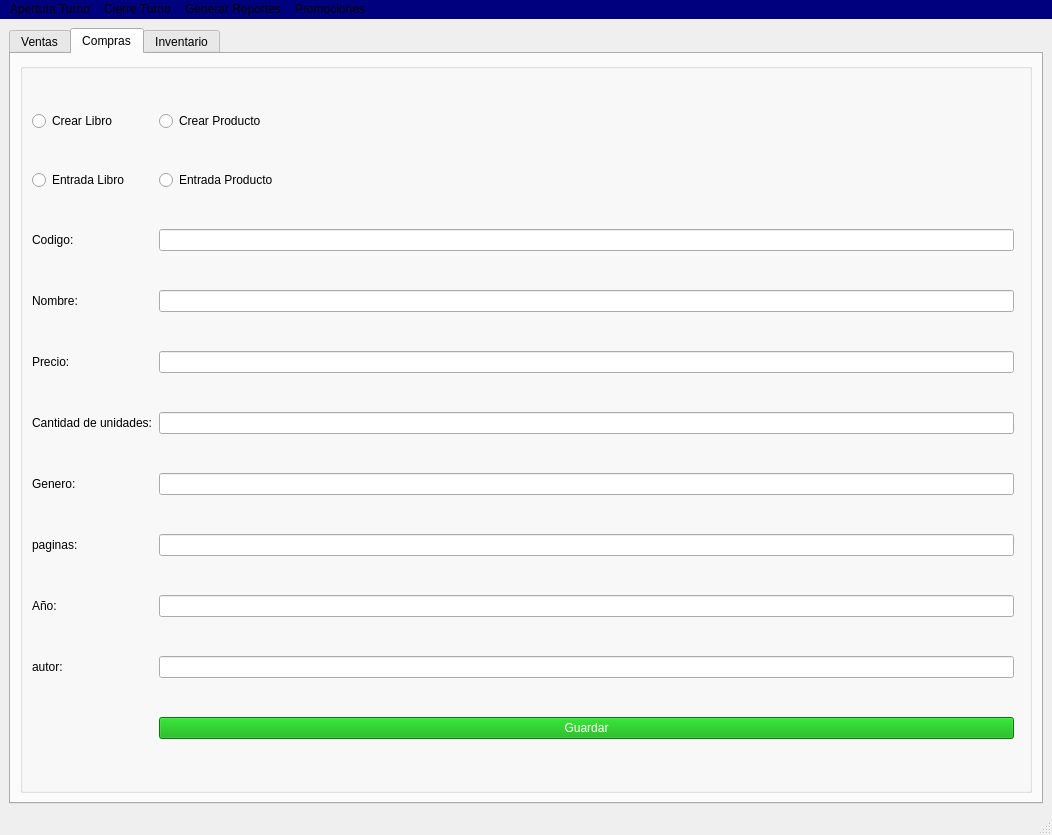
The window that ventanaPrincipal.ui (MatiSalinas/BottiPDV) describes before a commit, drawn with Qt 5.
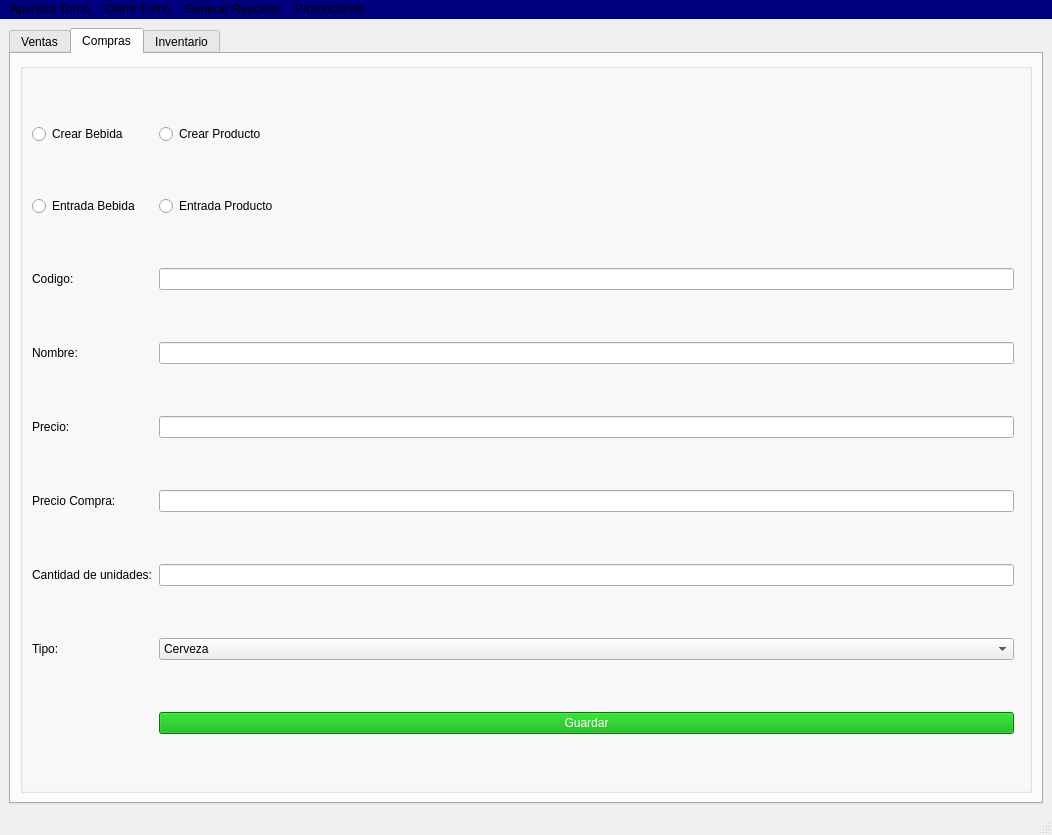
The same window after the commit. The open tabs and pages were chosen to show the change.

Commit message: Porteo a bebidas

```diff
--- a/ventanaPrincipal.ui
+++ b/ventanaPrincipal.ui
@@ -24,7 +24,7 @@
        <string notr="true"/>
       </property>
       <property name="currentIndex">
-       <number>0</number>
+       <number>1</number>
       </property>
       <property name="tabsClosable">
        <bool>false</bool>
@@ -296,126 +296,45 @@
            <string/>
           </property>
           <layout class="QGridLayout" name="gridLayout_2">
-           <item row="8" column="0">
-            <widget class="QLabel" name="label_13">
-             <property name="styleSheet">
-              <string notr="true"/>
-             </property>
-             <property name="text">
-              <string>Año:</string>
-             </property>
-            </widget>
-           </item>
-           <item row="7" column="2">
-            <widget class="QLineEdit" name="ingreso_paginas">
-             <property name="styleSheet">
-              <string notr="true"/>
-             </property>
-            </widget>
-           </item>
-           <item row="9" column="0">
-            <widget class="QLabel" name="label_12">
-             <property name="styleSheet">
-              <string notr="true"/>
-             </property>
-             <property name="text">
-              <string>autor:</string>
-             </property>
-            </widget>
-           </item>
            <item row="1" column="0">
             <widget class="QRadioButton" name="rb_entradaLibro">
              <property name="styleSheet">
               <string notr="true"/>
              </property>
              <property name="text">
-              <string>Entrada Libro</string>
+              <string>Entrada Bebida</string>
              </property>
             </widget>
            </item>
-           <item row="6" column="0">
-            <widget class="QLabel" name="label_8">
-             <property name="styleSheet">
-              <string notr="true"/>
-             </property>
-             <property name="text">
-              <string>Genero:</string>
-             </property>
-            </widget>
-           </item>
-           <item row="4" column="2">
-            <widget class="QLineEdit" name="ingreso_precio">
-             <property name="styleSheet">
-              <string notr="true"/>
-             </property>
-            </widget>
-           </item>
-           <item row="0" column="2" colspan="2">
-            <widget class="QRadioButton" name="rb_CrearProducto">
-             <property name="styleSheet">
-              <string notr="true"/>
-             </property>
-             <property name="text">
-              <string>Crear Producto</string>
-             </property>
-            </widget>
-           </item>
-           <item row="9" column="2">
-            <widget class="QLineEdit" name="ingreso_autor">
-             <property name="styleSheet">
-              <string notr="true"/>
-             </property>
-            </widget>
-           </item>
-           <item row="5" column="2">
-            <widget class="QLineEdit" name="ingreso_cantidad">
-             <property name="enabled">
-              <bool>true</bool>
-             </property>
-             <property name="styleSheet">
-              <string notr="true"/>
-             </property>
-            </widget>
-           </item>
-           <item row="5" column="0" colspan="2">
-            <widget class="QLabel" name="label_7">
-             <property name="enabled">
-              <bool>true</bool>
-             </property>
-             <property name="styleSheet">
-              <string notr="true"/>
-             </property>
-             <property name="text">
-              <string>Cantidad de unidades:</string>
-             </property>
-            </widget>
-           </item>
-           <item row="8" column="2">
-            <widget class="QLineEdit" name="ingreso_anio">
-             <property name="styleSheet">
-              <string notr="true"/>
-             </property>
-            </widget>
-           </item>
-           <item row="1" column="2">
-            <widget class="QRadioButton" name="rb_entradaProducto">
-             <property name="styleSheet">
-              <string notr="true"/>
-             </property>
-             <property name="text">
-              <string>Entrada Producto</string>
-             </property>
+           <item row="7" column="2">
+            <widget class="QComboBox" name="ingreso_tipo">
+             <item>
+              <property name="text">
+               <string>Cerveza</string>
+              </property>
+             </item>
+             <item>
+              <property name="text">
+               <string>Gaseosa</string>
+              </property>
+             </item>
+             <item>
+              <property name="text">
+               <string>Vino Tinto</string>
+              </property>
+             </item>
+             <item>
+              <property name="text">
+               <string>Vino Blanco</string>
+              </property>
+             </item>
             </widget>
            </item>
            <item row="6" column="2">
-            <widget class="QLineEdit" name="ingreso_genero">
-             <property name="styleSheet">
-              <string notr="true"/>
+            <widget class="QLineEdit" name="ingreso_cantidad">
+             <property name="enabled">
+              <bool>true</bool>
              </property>
-            </widget>
-           </item>
-           <item row="2" column="2">
-            <widget class="QLineEdit" name="ingreso_codigo">
              <property name="styleSheet">
               <string notr="true"/>
              </property>
@@ -437,6 +356,16 @@
              </property>
             </widget>
            </item>
+           <item row="1" column="2">
+            <widget class="QRadioButton" name="rb_entradaProducto">
+             <property name="styleSheet">
+              <string notr="true"/>
+             </property>
+             <property name="text">
+              <string>Entrada Producto</string>
+             </property>
+            </widget>
+           </item>
            <item row="4" column="0">
             <widget class="QLabel" name="label_6">
              <property name="styleSheet">
@@ -447,24 +376,21 @@
              </property>
             </widget>
            </item>
-           <item row="7" column="0">
-            <widget class="QLabel" name="label_11">
+           <item row="0" column="2" colspan="2">
+            <widget class="QRadioButton" name="rb_CrearProducto">
              <property name="styleSheet">
               <string notr="true"/>
              </property>
              <property name="text">
-              <string>paginas:</string>
+              <string>Crear Producto</string>
              </property>
             </widget>
            </item>
-           <item row="0" column="0" colspan="2">
-            <widget class="QRadioButton" name="rb_crearLibro">
+           <item row="4" column="2">
+            <widget class="QLineEdit" name="ingreso_precio">
              <property name="styleSheet">
               <string notr="true"/>
              </property>
-             <property name="text">
-              <string>Crear Libro</string>
-             </property>
             </widget>
            </item>
            <item row="3" column="2">
@@ -474,17 +400,7 @@
              </property>
             </widget>
            </item>
-           <item row="2" column="0">
-            <widget class="QLabel" name="label_4">
-             <property name="styleSheet">
-              <string notr="true"/>
-             </property>
-             <property name="text">
-              <string>Codigo:</string>
-             </property>
-            </widget>
-           </item>
-           <item row="10" column="2">
+           <item row="8" column="2">
             <widget class="QPushButton" name="botonGuardarCompras">
              <property name="styleSheet">
               <string notr="true">background-color:rgb(0, 170, 0);
@@ -495,6 +411,66 @@
              </property>
             </widget>
            </item>
+           <item row="0" column="0" colspan="2">
+            <widget class="QRadioButton" name="rb_crearLibro">
+             <property name="styleSheet">
+              <string notr="true"/>
+             </property>
+             <property name="text">
+              <string>Crear Bebida</string>
+             </property>
+            </widget>
+           </item>
+           <item row="6" column="0" colspan="2">
+            <widget class="QLabel" name="label_7">
+             <property name="enabled">
+              <bool>true</bool>
+             </property>
+             <property name="styleSheet">
+              <string notr="true"/>
+             </property>
+             <property name="text">
+              <string>Cantidad de unidades:</string>
+             </property>
+            </widget>
+           </item>
+           <item row="2" column="2">
+            <widget class="QLineEdit" name="ingreso_codigo">
+             <property name="styleSheet">
+              <string notr="true"/>
+             </property>
+            </widget>
+           </item>
+           <item row="2" column="0">
+            <widget class="QLabel" name="label_4">
+             <property name="styleSheet">
+              <string notr="true"/>
+             </property>
+             <property name="text">
+              <string>Codigo:</string>
+             </property>
+            </widget>
+           </item>
+           <item row="7" column="0">
+            <widget class="QLabel" name="label_8">
+             <property name="styleSheet">
+              <string notr="true"/>
+             </property>
+             <property name="text">
+              <string>Tipo:</string>
+             </property>
+            </widget>
+           </item>
+           <item row="5" column="0">
+            <widget class="QLabel" name="label_11">
+             <property name="text">
+              <string>Precio Compra:</string>
+             </property>
+            </widget>
+           </item>
+           <item row="5" column="2">
+            <widget class="QLineEdit" name="ingreso_precioC"/>
+           </item>
           </layout>
          </widget>
         </item>
@@ -528,6 +504,11 @@
             <string>Precio</string>
            </property>
           </column>
+          <column>
+           <property name="text">
+            <string>Precio_compra</string>
+           </property>
+          </column>
           <column>
            <property name="text">
             <string>Cantidad</string>
@@ -535,22 +516,7 @@
           </column>
           <column>
            <property name="text">
-            <string>Autor</string>
-           </property>
-          </column>
-          <column>
-           <property name="text">
-            <string>Genero</string>
-           </property>
-          </column>
-          <column>
-           <property name="text">
-            <string>Anio</string>
-           </property>
-          </column>
-          <column>
-           <property name="text">
-            <string>Num. paginas</string>
+            <string>Tipo</string>
            </property>
           </column>
          </widget>
@@ -578,7 +544,7 @@
         <item row="0" column="0">
          <widget class="QLabel" name="label_9">
           <property name="text">
-           <string>Libros</string>
+           <string>Bebidas</string>
           </property>
          </widget>
         </item>
```
The commit also changes 7 other files.
